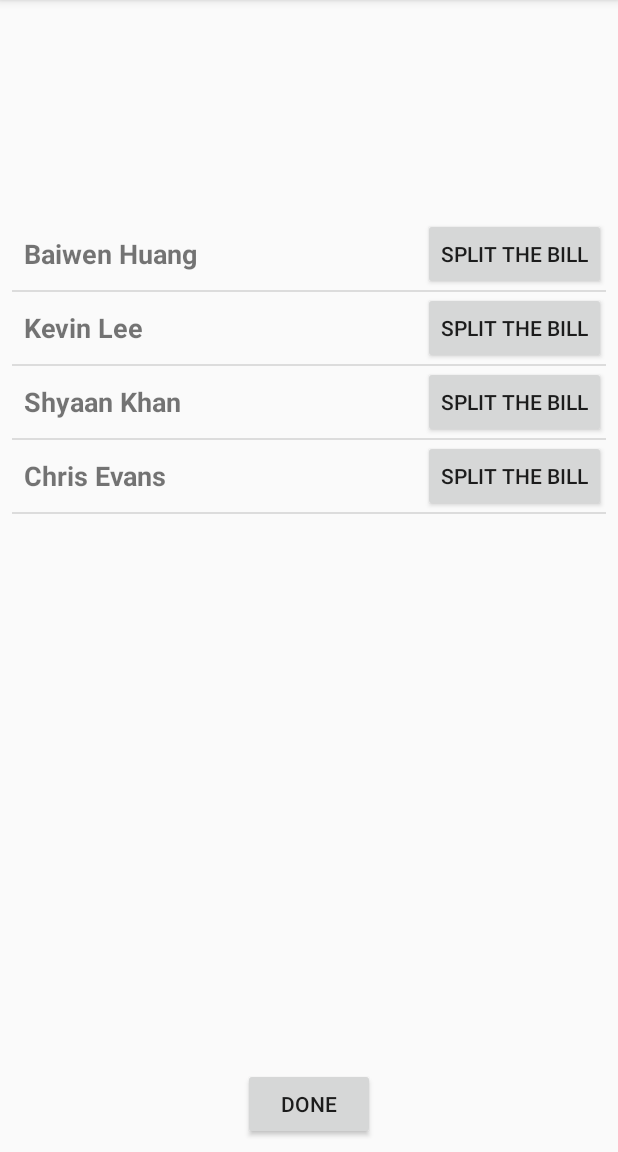
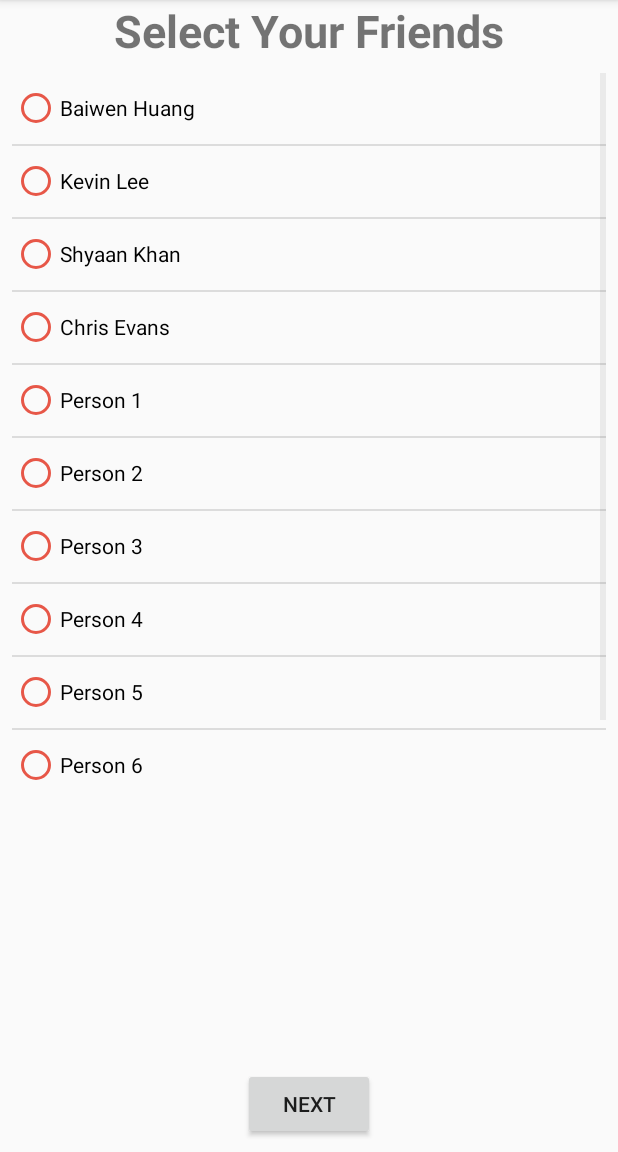
Before and after one commit to GummyVites/Reciept, an Android app: the splitBill screen opened directly, with no data from a screen before it, on a phone screen of 412 x 824 dp, the part 84-1236 px from its top. Run offline under Robolectric (Android 15) with nearby library versions, the phone set to English and light mode, and no system bars.

Commit message:
Updated Select Friends page

```diff
--- a/app/src/main/java/com/example/kevinlee/buttonboy/receiptListAdapter.java
+++ b/app/src/main/java/com/example/kevinlee/buttonboy/receiptListAdapter.java
@@ -11,6 +11,7 @@ import android.view.ViewGroup;
 import android.widget.BaseAdapter;
 import android.widget.Button;
 import android.widget.ListAdapter;
+import android.widget.RadioButton;
 import android.widget.TextView;
 
 import java.util.ArrayList;
@@ -20,6 +21,7 @@ import java.util.Set;
 public class receiptListAdapter extends BaseAdapter implements ListAdapter {
     private ArrayList<receipt> list = new ArrayList<receipt>();
     private Context context;
+
 
 
 
@@ -51,7 +53,10 @@ public class receiptListAdapter extends BaseAdapter implements ListAdapter {
             view = inflater.inflate(R.layout.list_item, null);
         }
 
-        TextView listItemText = (TextView)view.findViewById(R.id.list_item_string);
+        RadioButton checkFriends = (RadioButton) view.findViewById(R.id.checkFriend);
+        checkFriends.setText(list.get(position).name);
+
+        /*TextView listItemText = (TextView)view.findViewById(R.id.list_item_string);
         listItemText.setText(list.get(position).name);
 
         Button splitBtn = (Button)view.findViewById(R.id.splitBtn);
@@ -64,7 +69,7 @@ public class receiptListAdapter extends BaseAdapter implements ListAdapter {
                 context.startActivity(i);
             }
         });
-
+*/
         return view;
     }
 }
--- a/app/src/main/java/com/example/kevinlee/buttonboy/splitBill.java
+++ b/app/src/main/java/com/example/kevinlee/buttonboy/splitBill.java
@@ -1,6 +1,7 @@
 package com.example.kevinlee.buttonboy;
 
 import android.content.Context;
+import android.content.Intent;
 import android.support.v7.app.AppCompatActivity;
 import android.os.Bundle;
 import android.view.LayoutInflater;
@@ -10,7 +11,9 @@ import android.widget.BaseAdapter;
 import android.widget.Button;
 import android.widget.ListAdapter;
 import android.widget.ListView;
+import android.widget.RadioButton;
 import android.widget.TextView;
+import android.widget.Toast;
 
 import java.util.ArrayList;
 import java.util.List;
@@ -20,18 +23,20 @@ public class splitBill extends AppCompatActivity {
     @Override
     protected void onCreate(Bundle savedInstanceState) {
         super.onCreate(savedInstanceState);
-        setContentView(R.layout.activity_split_bill);
+        setContentView(R.layout.select_friends_activity);
 
         ArrayList<receipt> list = new ArrayList<receipt>();
-        String[] names = {"Baiwen Huang", "Kevin Lee", "Shyaan Khan", "Chris Evans"};
-        for (int i = 0; i <= 3; ++i) {
+        String[] names = {"Baiwen Huang", "Kevin Lee", "Shyaan Khan", "Chris Evans",
+                "Person 1", "Person 2", "Person 3", "Person 4",
+                "Person 5", "Person 6", "Person 7"};
+        for (int i = 0; i < names.length; ++i){
             receipt temp = new receipt();
             temp.name = names[i];
             temp.itemPrices = new ArrayList<Float>();
             temp.itemNames = new ArrayList<String>();
-            for (int j=0; j<i; ++j) {
+            for (int j = 0; j < i; ++j) {
                 temp.itemNames.add("wall");
-                temp.itemPrices.add((float)j);
+                temp.itemPrices.add((float) j);
             }
             list.add(temp);
         }
@@ -43,12 +48,22 @@ public class splitBill extends AppCompatActivity {
         ListView lView = (ListView) findViewById(R.id.listview);
         lView.setAdapter(adapter);
 
-        Button doneBtn = (Button) findViewById(R.id.doneBtn);
-        doneBtn.setOnClickListener(new View.OnClickListener() {
+        Button nextBtn = (Button) findViewById(R.id.nextBtn);
+        nextBtn.setOnClickListener(new View.OnClickListener() {
             @Override
             public void onClick(View v) {
-                finish();
+                Intent i = new Intent(getApplicationContext(), splitReceipt.class);
+                //list.get(position).saveReceipt(context,"receipt");
+                startActivity(i);
             }
         });
     }
+
+    public void selectedFriend(View view) {
+
+        RadioButton checkFriends = (RadioButton) view.findViewById(R.id.checkFriend);
+
+        Toast toast = Toast.makeText(this, checkFriends.getText() , Toast.LENGTH_SHORT);
+        toast.show();
+    }
 }
--- a/app/src/main/res/layout/list_item.xml
+++ b/app/src/main/res/layout/list_item.xml
@@ -1,7 +1,8 @@
 <?xml version="1.0" encoding="utf-8"?>
 <RelativeLayout xmlns:android="http://schemas.android.com/apk/res/android"
     android:layout_width="match_parent"
-    android:layout_height="match_parent" >
+    android:layout_height="match_parent"
+    xmlns:app="http://schemas.android.com/apk/res-auto">
 
     <TextView
         android:id="@+id/list_item_string"
@@ -10,15 +11,18 @@
         android:layout_alignParentLeft="true"
         android:layout_centerVertical="true"
         android:paddingLeft="8dp"
-        android:textSize="18sp"
+        android:textSize="35sp"
         android:textStyle="bold" />
 
-    <Button
-        android:id="@+id/splitBtn"
+    <RadioButton
+        android:id="@+id/checkFriend"
         android:layout_width="wrap_content"
         android:layout_height="wrap_content"
-        android:layout_alignParentEnd="true"
         android:layout_centerVertical="true"
-        android:text="Split The Bill" />
+        android:layout_alignParentLeft="true"
+        android:buttonTint="#e75748"
+        android:onClick="selectedFriend"
+        />
+
 
 </RelativeLayout>
--- a/app/src/main/res/layout/activity_split_bill.xml
+++ b/app/src/main/res/layout/select_friends_activity.xml
@@ -1,37 +1,48 @@
 <?xml version="1.0" encoding="utf-8"?>
 <android.support.constraint.ConstraintLayout xmlns:android="http://schemas.android.com/apk/res/android"
     xmlns:app="http://schemas.android.com/apk/res-auto"
-    xmlns:tools="http://schemas.android.com/tools"
-    android:layout_width="match_parent"
+    xmlns:tools="http://schemas.android.com/tools" android:layout_width="match_parent"
     android:layout_height="match_parent"
-    tools:context="com.example.kevinlee.buttonboy.splitBill">
+    tools:context="com.example.kevinlee.buttonboy.splitBill"
+    xmlns:fab="http://schemas.android.com/apk/res-auto">
+
 
     <ListView
         android:id="@+id/listview"
         android:layout_width="match_parent"
-        android:layout_height="421dp"
-        android:layout_alignParentBottom="true"
-        android:layout_centerHorizontal="true"
-        android:layout_marginBottom="8dp"
+        android:layout_height="480dp"
+        app:layout_constraintTop_toBottomOf="@id/selectFriendsTitle"
+        android:layout_marginBottom="60dp"
         android:layout_marginEnd="8dp"
         android:layout_marginStart="8dp"
         android:layout_marginTop="8dp"
-        app:layout_constraintBottom_toTopOf="@+id/doneBtn"
-        app:layout_constraintEnd_toEndOf="parent"
-        app:layout_constraintStart_toStartOf="parent"
-        app:layout_constraintTop_toTopOf="parent"></ListView>
+        app:layout_constraintHorizontal_bias="1.0"
+
+        />
 
     <Button
-        android:id="@+id/doneBtn"
+        android:id="@+id/nextBtn"
         android:layout_width="wrap_content"
         android:layout_height="wrap_content"
         android:layout_marginBottom="8dp"
         android:layout_marginEnd="8dp"
         android:layout_marginStart="8dp"
-        android:text="Done"
+        android:text="Next"
         app:layout_constraintBottom_toBottomOf="parent"
         app:layout_constraintEnd_toEndOf="parent"
         app:layout_constraintStart_toStartOf="parent" />
 
 
+    <TextView
+        android:id="@+id/selectFriendsTitle"
+        android:layout_width="match_parent"
+        android:layout_height="wrap_content"
+        android:text="Select Your Friends"
+        android:gravity="center"
+        android:fontFamily="sans-serif"
+        android:textStyle="bold"
+        android:textSize="30sp"
+        />
+
+
 </android.support.constraint.ConstraintLayout>
```
Also changed, not shown: app/src/main/res/layout/add_friend.xml (added, +42 -0 lines), app/src/main/res/drawable/Users/shyaankhan/Desktop/plus3.png (added), app/src/main/res/drawable/alphabet.jpg (added), app/src/main/res/drawable/plus3.png (added).
